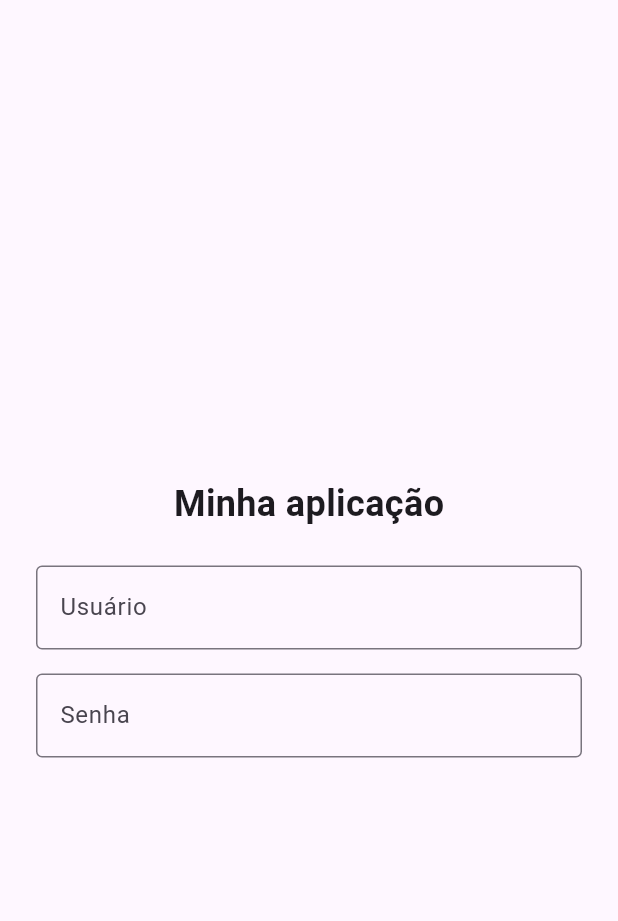
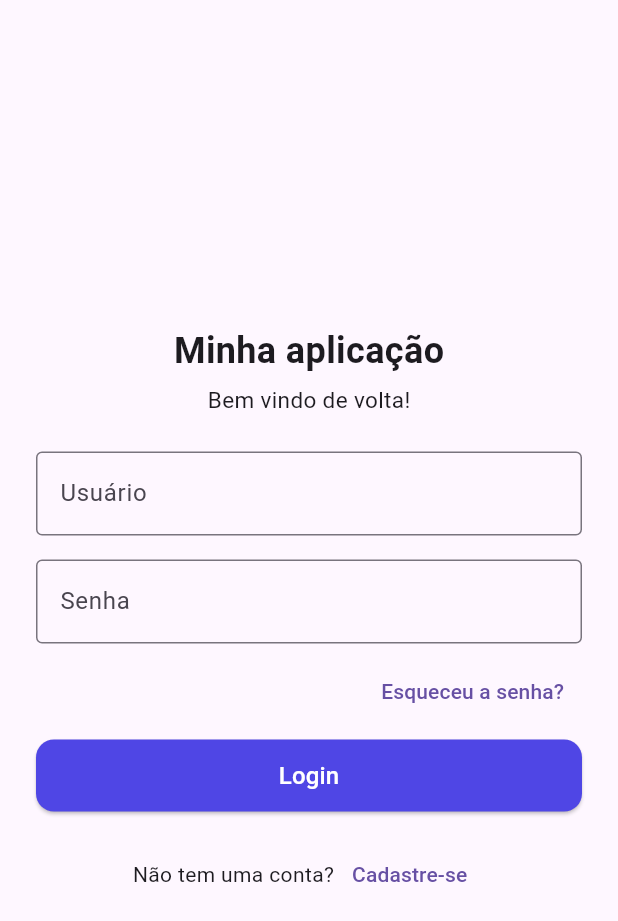
Before and after one commit to Vanessa-Maria2/AppAutenticao, a Flutter app: the screen it shows after launch, on a phone screen of 412 x 824 dp. Shown: the top 921 px of the screen. Run offline on Flutter 3.47's test engine with Material 3 defaults, Android fonts, the phone set to English and light mode, and no system bars.

Commit message:
adiciona botões de esqueci senha, login e cadastro

```diff
--- a/lib/login_screen.dart
+++ b/lib/login_screen.dart
@@ -10,7 +10,7 @@ class LoginScreen extends StatefulWidget {
 class _LoginScreenState extends State<LoginScreen> {
   @override
   Widget build(BuildContext context) {
-    return const Scaffold(
+    return Scaffold(
       body: Center(
         child: Padding(
           padding: EdgeInsets.all(24),
@@ -19,10 +19,12 @@ class _LoginScreenState extends State<LoginScreen> {
             children: [
               Text(
                 'Minha aplicação',
-                style: TextStyle(
-                  fontSize: 24,
-                  fontWeight: FontWeight.bold,
-                ),
+                style: TextStyle(fontSize: 24, fontWeight: FontWeight.bold),
+              ),
+              SizedBox(height: 5),
+              Text(
+                'Bem vindo de volta!',
+                style: TextStyle(fontSize: 15, fontWeight: FontWeight.normal),
               ),
               SizedBox(height: 24),
               TextField(
@@ -39,6 +41,41 @@ class _LoginScreenState extends State<LoginScreen> {
                   border: OutlineInputBorder(),
                 ),
               ),
+              SizedBox(height: 8),
+              Align(
+                alignment: Alignment.centerRight,
+                child: TextButton(
+                  onPressed: () {},
+                  child: Text('Esqueceu a senha?'),
+                ),
+              ),
+              SizedBox(height: 8),
+
+              SizedBox(
+                width: double.infinity,
+                height: 48,
+                child: ElevatedButton(
+                  onPressed: () {},
+                  style: ElevatedButton.styleFrom(
+                    backgroundColor: Color(0xFF4F46E5),
+                    shape: RoundedRectangleBorder(
+                      borderRadius: BorderRadius.circular(12),
+                    ),
+                  ),
+                  child: Text(
+                    'Login',
+                    style: TextStyle(fontSize: 16, color: Colors.white),
+                  ),
+                ),
+              ),
+              const SizedBox(height: 18),
+              Row(
+                mainAxisAlignment: MainAxisAlignment.center,
+                children: [
+                  Text('Não tem uma conta?'),
+                  TextButton(onPressed: () {}, child: Text('Cadastre-se')),
+                ],
+              ),
             ],
           ),
         ),
```
